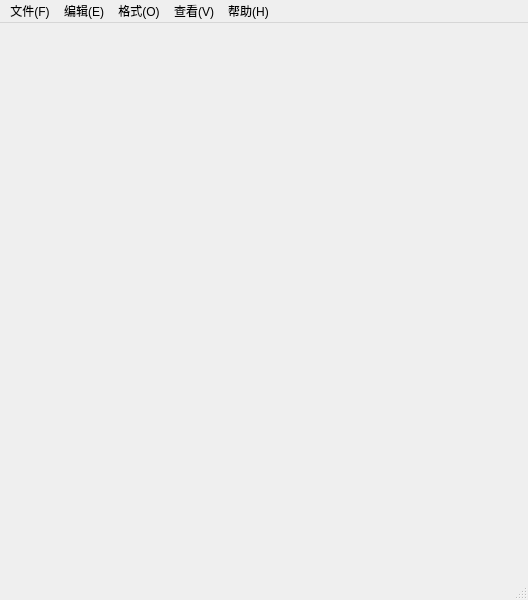
Before: the Qt Designer form practice2/TextEditor/texteditor.ui in xxhfln/QTCourse, drawn with Qt 5.
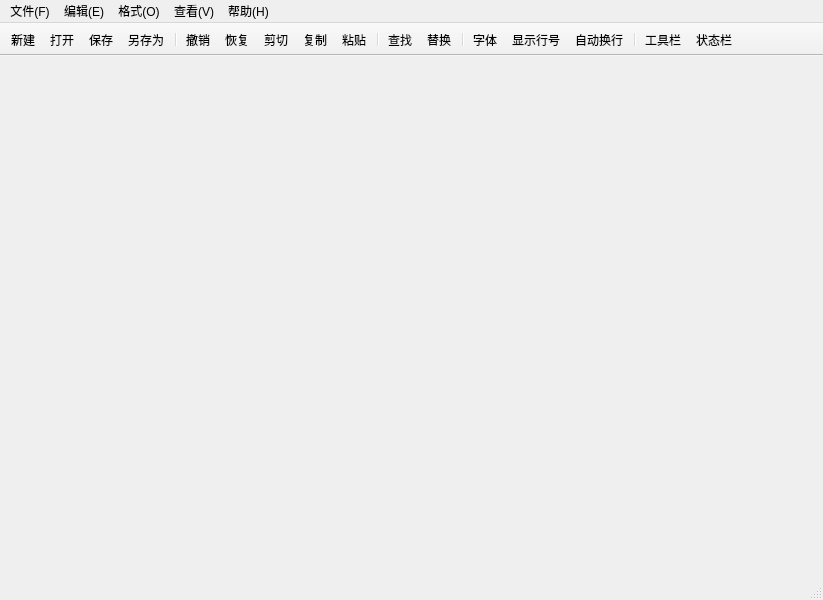
After: the same form once the commit is applied. Icons and pictures are not drawn.

Commit message: 添加工具栏及动作

```diff
--- a/practice2/TextEditor/texteditor.ui
+++ b/practice2/TextEditor/texteditor.ui
@@ -6,7 +6,7 @@
    <rect>
     <x>0</x>
     <y>0</y>
-    <width>528</width>
+    <width>823</width>
     <height>600</height>
    </rect>
   </property>
@@ -19,7 +19,7 @@
     <rect>
      <x>0</x>
      <y>0</y>
-     <width>528</width>
+     <width>823</width>
      <height>21</height>
     </rect>
    </property>
@@ -81,6 +81,46 @@
    <addaction name="menu_H"/>
   </widget>
   <widget class="QStatusBar" name="statusbar"/>
+  <widget class="QToolBar" name="toolBar">
+   <property name="windowTitle">
+    <string>toolBar</string>
+   </property>
+   <property name="movable">
+    <bool>false</bool>
+   </property>
+   <property name="allowedAreas">
+    <set>Qt::TopToolBarArea</set>
+   </property>
+   <property name="toolButtonStyle">
+    <enum>Qt::ToolButtonTextUnderIcon</enum>
+   </property>
+   <attribute name="toolBarArea">
+    <enum>TopToolBarArea</enum>
+   </attribute>
+   <attribute name="toolBarBreak">
+    <bool>false</bool>
+   </attribute>
+   <addaction name="new_action"/>
+   <addaction name="open_action"/>
+   <addaction name="save_action"/>
+   <addaction name="save_as_action"/>
+   <addaction name="separator"/>
+   <addaction name="backout_action"/>
+   <addaction name="regain_action"/>
+   <addaction name="cut_action"/>
+   <addaction name="copy_action"/>
+   <addaction name="paste_action"/>
+   <addaction name="separator"/>
+   <addaction name="find_action"/>
+   <addaction name="replace_action"/>
+   <addaction name="separator"/>
+   <addaction name="font_action"/>
+   <addaction name="display_line_number_action"/>
+   <addaction name="word_wrap_action"/>
+   <addaction name="separator"/>
+   <addaction name="tool_bar_action"/>
+   <addaction name="status_bar_action"/>
+  </widget>
   <action name="new_action">
    <property name="icon">
     <iconset resource="res.qrc">
```
